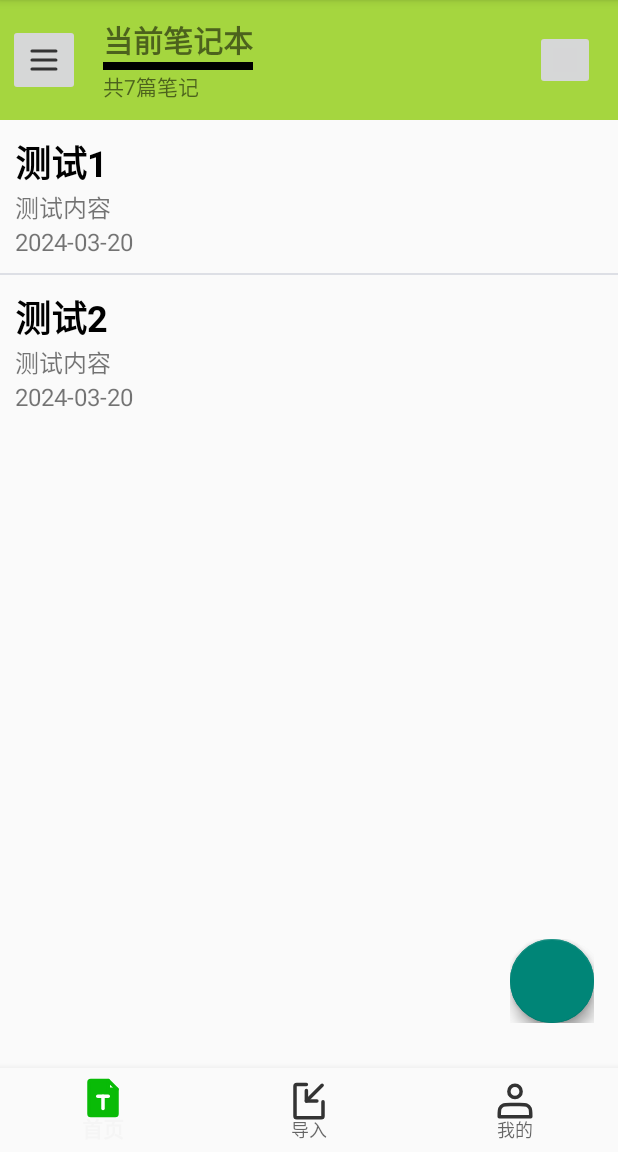
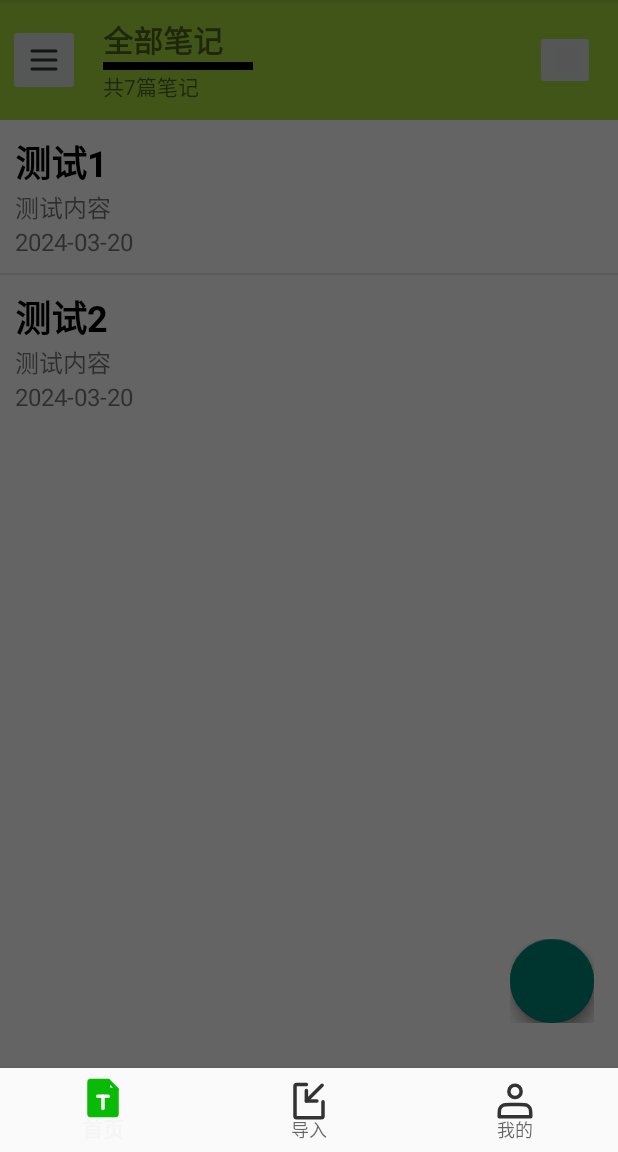
Before and after one commit to potter-Zhang/Spacetime, an Android app: the MainActivity screen opened directly, with no data from a screen before it, after a tap on "测试1", on a phone screen of 412 x 824 dp, the part 84-1236 px from its top. Run offline under Robolectric (Android 15) with nearby library versions, the phone set to English and light mode, and no system bars; our stand-ins replace CircleImageView, Room's generated code, data binding; libraries missing offline, so code that uses them is left out: com.lxj.xpopup, com.xuexiang.xui; plain views replace FloatingActionButton, FloatingActionsMenu; 2 statements that could not run were skipped; 1 other tap on this screen came first.

Commit message:
切换笔记本时更改actionBar标题

```diff
--- a/app/src/main/java/edu/whu/spacetime/activity/MainActivity.java
+++ b/app/src/main/java/edu/whu/spacetime/activity/MainActivity.java
@@ -14,7 +14,10 @@ import com.google.android.material.navigation.NavigationBarView;
 import java.util.ArrayList;
 
 import edu.whu.spacetime.R;
+import edu.whu.spacetime.SpacetimeApplication;
 import edu.whu.spacetime.adapter.MyFragmentPagerAdapter;
+import edu.whu.spacetime.dao.NotebookDao;
+import edu.whu.spacetime.domain.Notebook;
 import edu.whu.spacetime.fragment.NoteBrowserFragment;
 import edu.whu.spacetime.fragment.TodoBrowserFragment;
 import edu.whu.spacetime.fragment.UserFragment;
@@ -36,7 +39,7 @@ public class MainActivity extends AppCompatActivity {
         viewpager = findViewById(R.id.id_viewpager);
         ArrayList<Fragment> fragments = new ArrayList<>();
         // 在这里添加fragment
-        fragments.add(NoteBrowserFragment.newInstance(1));
+        fragments.add(initNoteFragment());
         fragments.add(new TodoBrowserFragment());
         fragments.add(UserFragment.newInstance());
         MyFragmentPagerAdapter myFragmentPagerAdapter = new MyFragmentPagerAdapter(
@@ -92,4 +95,11 @@ public class MainActivity extends AppCompatActivity {
             }
         });
     }
+
+    private NoteBrowserFragment initNoteFragment() {
+        NotebookDao notebookDao = SpacetimeApplication.getInstance().getDatabase().getNotebookDao();
+        // 取出第一个默认笔记本
+        Notebook notebook = notebookDao.getNotebooksByUserId(SpacetimeApplication.getInstance().getCurrentUser().getUserId()).get(0);
+        return NoteBrowserFragment.newInstance(notebook);
+    }
 }
--- a/app/src/main/java/edu/whu/spacetime/domain/Notebook.java
+++ b/app/src/main/java/edu/whu/spacetime/domain/Notebook.java
@@ -6,9 +6,11 @@ import androidx.room.Ignore;
 import androidx.room.Index;
 import androidx.room.PrimaryKey;
 
+import java.io.Serializable;
+
 @Entity(foreignKeys = @ForeignKey(entity = User.class, parentColumns = "userId", childColumns = "userId"),
         indices = {@Index("notebookId"), @Index("userId")})
-public class Notebook {
+public class Notebook implements Serializable {
     @PrimaryKey(autoGenerate = true)
     private int notebookId;
 
--- a/app/src/main/java/edu/whu/spacetime/fragment/NoteBrowserFragment.java
+++ b/app/src/main/java/edu/whu/spacetime/fragment/NoteBrowserFragment.java
@@ -7,6 +7,7 @@ import android.view.View;
 import android.view.ViewGroup;
 import android.widget.ImageButton;
 import android.widget.ListView;
+import android.widget.TextView;
 
 import androidx.drawerlayout.widget.DrawerLayout;
 import androidx.fragment.app.Fragment;
@@ -21,25 +22,25 @@ import edu.whu.spacetime.R;
 import edu.whu.spacetime.activity.EditorActivity;
 import edu.whu.spacetime.adapter.NoteListAdapter;
 import edu.whu.spacetime.domain.Note;
+import edu.whu.spacetime.domain.Notebook;
 
 public class NoteBrowserFragment extends Fragment {
-    private static final String ARG_NOTEBOOK = "notebookId";
+    private static final String ARG_NOTEBOOK = "notebook";
 
     private DrawerLayout drawer;
 
     private NotebookBrowserFragment notebookBrowserFragment;
 
-    private String mParam1;
-    private String mParam2;
+    private Notebook currentNotebook;
 
     public NoteBrowserFragment() {
         // Required empty public constructor
     }
 
-    public static NoteBrowserFragment newInstance(int param1) {
+    public static NoteBrowserFragment newInstance(Notebook notebook) {
         NoteBrowserFragment fragment = new NoteBrowserFragment();
         Bundle args = new Bundle();
-        args.putInt(ARG_NOTEBOOK, param1);
+        args.putSerializable(ARG_NOTEBOOK, notebook);
         fragment.setArguments(args);
         return fragment;
     }
@@ -48,7 +49,7 @@ public class NoteBrowserFragment extends Fragment {
     public void onCreate(Bundle savedInstanceState) {
         super.onCreate(savedInstanceState);
         if (getArguments() != null) {
-            mParam1 = getArguments().getString(ARG_NOTEBOOK);
+            currentNotebook = (Notebook) getArguments().getSerializable(ARG_NOTEBOOK);
         }
     }
 
@@ -59,10 +60,13 @@ public class NoteBrowserFragment extends Fragment {
         View fragmentView = inflater.inflate(R.layout.fragment_note_browser, container, false);
         this.drawer = fragmentView.findViewById(R.id.drawer);
 
+        TextView tvNotebookName = fragmentView.findViewById(R.id.tv_notebookName);
+        tvNotebookName.setText(currentNotebook.getName());
+
+        this.notebookBrowserFragment = registerNotebookFragment();
+
         // 设置笔记列表显示内容
         this.setNoteList(fragmentView);
-
-        this.notebookBrowserFragment = registerNotebookFragment();
 
         // 设置监听
         ImageButton btnDrawerOpen = fragmentView.findViewById(R.id.btn_drawer_open);
@@ -70,6 +74,8 @@ public class NoteBrowserFragment extends Fragment {
 
         this.notebookBrowserFragment.setOnNotebookChangedListener(newNotebook -> {
             // 显示该笔记本中的笔记
+            this.currentNotebook = newNotebook;
+            tvNotebookName.setText(newNotebook.getName());
             drawer.close();
         });
 
@@ -80,7 +86,7 @@ public class NoteBrowserFragment extends Fragment {
     public void onResume() {
         super.onResume();
         // 切换fragment回来后要重新动态注册notebookFragment
-        this.notebookBrowserFragment = registerNotebookFragment();
+        // this.notebookBrowserFragment = registerNotebookFragment();
     }
 
     private void setNoteList(View fragmentView) {
--- a/app/src/main/res/layout/fragment_note_browser.xml
+++ b/app/src/main/res/layout/fragment_note_browser.xml
@@ -42,7 +42,9 @@
                     android:layout_width="wrap_content"
                     android:layout_height="match_parent"
                     android:orientation="vertical"
-                    android:gravity="center">
+                    android:gravity="left|center"
+                    android:minWidth="100dp"
+                    tools:ignore="RtlHardcoded">
                     <TextView
                         android:id="@+id/tv_notebookName"
                         android:layout_width="wrap_content"
```
